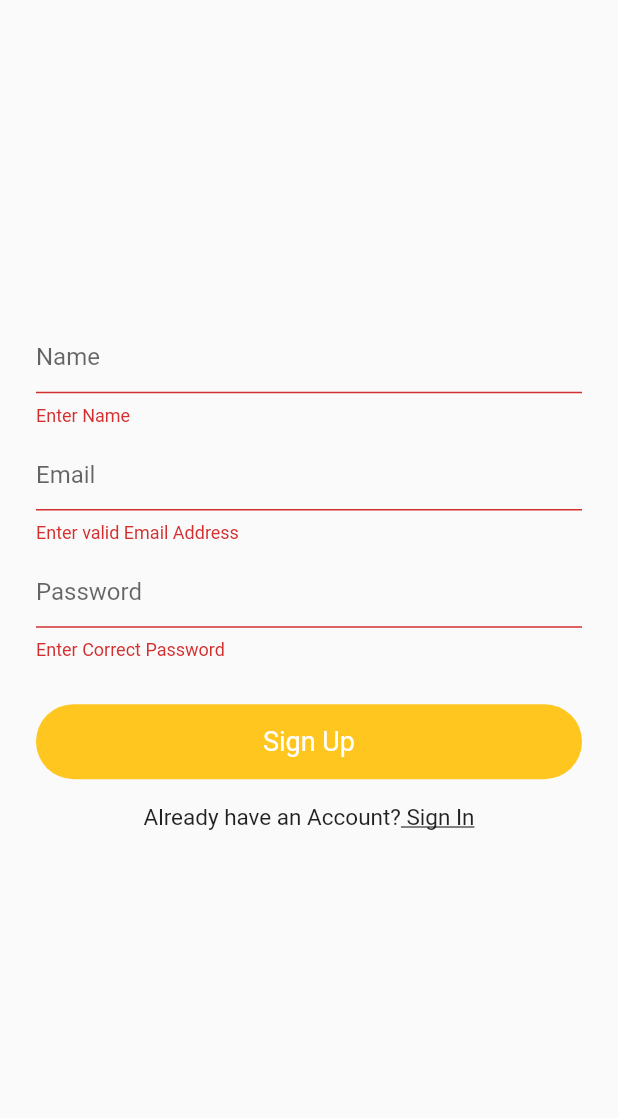
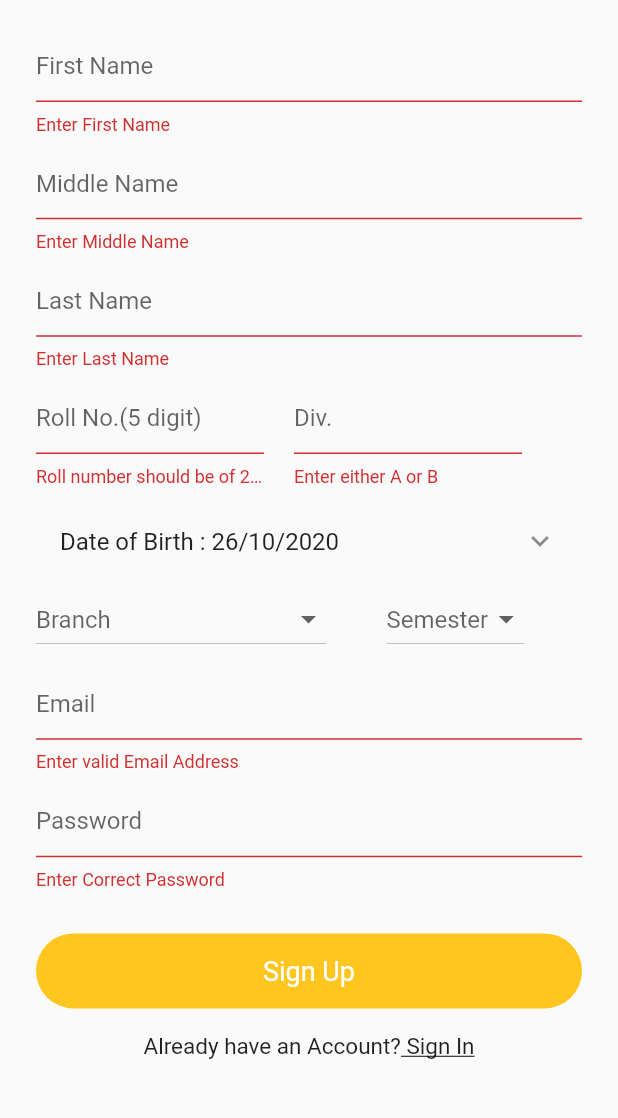
Before and after one commit to rahulpatil8020/classroom_app, a Flutter app: the SignUp screen opened directly, after a tap on "Sign Up", on a phone screen of 412 x 824 dp, the part 84-1202 px from its top. Run offline on Flutter 3.47's test engine with Material 2 defaults, Android fonts, the phone set to English and light mode, and no system bars; our stand-ins replace cloud_firestore, firebase_auth, firebase_core, random_string, shared_preferences; accounts and stored records are empty.

```diff
--- a/lib/services/database.dart
+++ b/lib/services/database.dart
@@ -1,11 +1,61 @@
 import 'package:cloud_firestore/cloud_firestore.dart';
 
 class DatabaseService {
+
   Future<void> addQuizData(Map quizData, String quizId) async {
     await FirebaseFirestore.instance
         .collection("Quiz")
         .doc(quizId)
         .set(quizData)
+        .catchError((e) {
+      print(e.toString());
+    });
+  }
+
+  // Future<void> addUsersData(Map studentData, String studentId) async {
+  //   await FirebaseFirestore.instance
+  //       .collection("Student Info")
+  //       .doc(studentId)
+  //       .set(studentData)
+  //       .catchError((e) {a
+  //     print(e.toString());
+  //   });
+  // }
+
+  Future<void> addFieldsData(
+      {String branch,
+      String semester,
+      String studentId,
+      String div,
+      String divId,
+      Map studentData}) async {
+    await FirebaseFirestore.instance
+        .collection(branch)
+        .doc(semester)
+        .collection(div)
+        .doc(divId)
+        .collection("Student Info")
+        .doc(studentId)
+        .set(studentData)
+        .catchError((e) {
+      print(e.toString());
+    });
+  }
+  Future<void> addUsersData(
+      {String branch,
+      String semester,
+      String studentId,
+      String div,
+      String divId,
+      Map studentData}) async {
+    await FirebaseFirestore.instance
+        .collection(branch)
+        .doc(semester)
+        .collection(div)
+        .doc(divId)
+        .collection("Student Info")
+        .doc(studentId)
+        .set(studentData)
         .catchError((e) {
       print(e.toString());
     });
--- a/lib/views/signup/signup.dart
+++ b/lib/views/signup/signup.dart
@@ -1,10 +1,14 @@
 import 'package:classroom/helper/constant.dart';
 import 'package:classroom/services/auth.dart';
+import 'package:classroom/services/database.dart';
 import 'package:classroom/views/main_screen.dart';
 import 'package:classroom/views/sign_in/signin.dart';
-import 'package:classroom/widgets/appBar.dart';
 import 'package:classroom/widgets/widgets.dart';
 import 'package:flutter/material.dart';
+import 'package:random_string/random_string.dart';
+
+import '../../widgets/appBar.dart';
+import '../home_page/home.dart';
 
 class SignUp extends StatefulWidget {
   @override
@@ -13,9 +17,31 @@ class SignUp extends StatefulWidget {
 
 class _SignUpState extends State<SignUp> {
   final _formKey = GlobalKey<FormState>();
-  String email, password, name;
+  String email,
+      password,
+      fname,
+      mname,
+      lname,
+      userId,
+      div,
+      semister,
+      branch,
+      aboutyou,
+      branchId,
+      semisterId,
+      divID,
+      rollno;
+
+  DateTime pickeddate;
   AuthService authService = new AuthService();
   bool _isloading = false;
+  DatabaseService databaseService = new DatabaseService();
+  bool isEmail(String em) {
+    String p =
+        r'^(([^<>()[\]\\.,;:\s@\"]+(\.[^<>()[\]\\.,;:\s@\"]+)*)|(\".+\"))@((\[[0-9]{1,3}\.[0-9]{1,3}\.[0-9]{1,3}\.[0-9]{1,3}\])|(([a-zA-Z\-0-9]+\.)+[a-zA-Z]{2,}))$';
+    RegExp regExp = new RegExp(p);
+    return regExp.hasMatch(em);
+  }
 
   signUp() async {
     if (_formKey.currentState.validate()) {
@@ -30,11 +56,45 @@ class _SignUpState extends State<SignUp> {
             _isloading = false;
           });
           HelperFunction.saveUserLoggedInDetails(isloggedin: true);
+        }
+      });
+
+      userId = randomAlphaNumeric(20);
+      branchId = randomAlphaNumeric(5);
+      semisterId = randomAlphaNumeric(5);
+      divID = randomAlphaNumeric(3);
+      Map<String, String> userMap = {
+        "FirstName": fname,
+        "MiddleName": mname,
+        "LastName": lname,
+        "Email": email,
+        "RollNo": rollno,
+        "password": password,
+        "Dataofbirth": pickeddate.toString(),
+        "Branch": branch,
+        "Semister": semister,
+        "UserID": userId,
+      };
+      databaseService
+          .addUsersData(
+              branch: branch,
+              div: div,
+              semester: semister,
+              studentId: userId,
+              divId: divID,
+              studentData: userMap)
+          .then((value) {
         Navigator.pushReplacement(
             context, MaterialPageRoute(builder: (context) => MainScreen()));
-        }
       });
     }
+  }
+
+  @override
+  void initState() {
+    // TODO: implement initState
+    super.initState();
+    pickeddate = DateTime.now();
   }
 
   @override
@@ -48,9 +108,11 @@ class _SignUpState extends State<SignUp> {
         brightness: Brightness.light,
       ),
       body: _isloading
-          ? Container(
+          ? SingleChildScrollView(
+              child: Container(
                 child: Center(
                   child: CircularProgressIndicator(),
+                ),
               ),
             )
           : Form(
@@ -59,16 +121,15 @@ class _SignUpState extends State<SignUp> {
           margin: EdgeInsets.symmetric(horizontal: 24, vertical: 20),
           child: Column(
             children: [
-                    Spacer(),
               TextFormField(
             validator: (val) {
-                        return val.isEmpty ? "Enter Name " : null;
+              return val.isEmpty ? "Enter First Name" : null;
             },
             decoration: InputDecoration(
-                        hintText: "Name",
+              hintText: "First Name",
             ),
             onChanged: (val) {
-                        name = val;
+              fname = val;
             },
               ),
               SizedBox(
@@ -76,11 +137,155 @@ class _SignUpState extends State<SignUp> {
               ),
               TextFormField(
             validator: (val) {
-                        return val.isEmpty ? "Enter valid Email Address" : null;
+              return val.isEmpty ? "Enter Middle Name" : null;
+            },
+            decoration: InputDecoration(
+              hintText: "Middle Name",
+            ),
+            onChanged: (val) {
+              mname = val;
+            },
+              ),
+              SizedBox(
+            height: size.height * 0.01,
+              ),
+              TextFormField(
+            validator: (val) {
+              return val.isEmpty ? "Enter Last Name" : null;
+            },
+            decoration: InputDecoration(
+              hintText: "Last Name",
+            ),
+            onChanged: (val) {
+              lname = val;
+            },
+              ),
+              SizedBox(
+            height: size.height * 0.01,
+              ),
+              Row(children: [
+            SizedBox(
+              width: 152,
+              child: TextFormField(
+                validator: (val) {
+                  return val.length <= 5 && val.isNotEmpty
+            ? null
+            : "Roll number should be of 2 digits";
+                },
+                decoration: InputDecoration(
+                  hintText: "Roll No.(5 digit)",
+                ),
+                keyboardType: TextInputType.number,
+                onChanged: (val) {
+                  rollno = val;
+                },
+                cursorWidth: 10,
+              ),
+            ),
+            SizedBox(
+              width: 20,
+            ),
+            SizedBox(
+              width: 152,
+              child: TextFormField(
+                validator: (val) {
+                  return val == "A" || val == 'B'
+            ? null
+            : "Enter either A or B";
+                },
+                decoration: InputDecoration(
+                  hintText: "Div.",
+                ),
+
+                onChanged: (val) {
+                  div = val;
+                },
+                cursorWidth: 10,
+              ),
+            ),
+              ]),
+              SizedBox(
+            height: size.height * 0.01,
+              ),
+              ListTile(
+            title: Text(
+                "Date of Birth : ${pickeddate.day}/${pickeddate.month}/${pickeddate.year}"),
+            trailing: Icon(Icons.keyboard_arrow_down),
+            onTap: _pickDate,
+              ),
+              Row(
+            children: [
+              DropdownButton<String>(
+                items: [
+                  DropdownMenuItem(
+            value: "Computer Engineering",
+            child: Text("Computer Engineering")),
+                  DropdownMenuItem(
+            value: "E&TC", child: Text("E&TC")),
+                  DropdownMenuItem(
+            value: "Mechanical Engineering",
+            child: Text("Mechanical Engineering")),
+                  DropdownMenuItem(
+            value: "Civil Engineering",
+            child: Text("Civil Engineering")),
+                  DropdownMenuItem(
+            value: "Chemical Engineering",
+            child: Text("Chemical Engineering")),
+                ],
+                onChanged: (val) {
+                  setState(() {});
+                  branch = val;
+                  print(branch);
+                },
+                hint: Text("Branch"),
+                value: branch,
+              ),
+              SizedBox(
+                width: 40,
+              ),
+              DropdownButton<String>(
+                items: [
+                  DropdownMenuItem(
+            value: "Sem 1", child: Text("Sem 1")),
+                  DropdownMenuItem(
+            value: "Sem 2", child: Text("Sem 2")),
+                  DropdownMenuItem(
+            value: "Sem 3", child: Text("Sem 3")),
+                  DropdownMenuItem(
+            value: "Sem 4", child: Text("Sem 4")),
+                  DropdownMenuItem(
+            value: "Sem 5", child: Text("Sem 5")),
+                  DropdownMenuItem(
+            value: "Sem 6", child: Text("Sem 6")),
+                  DropdownMenuItem(
+            value: "Sem 7", child: Text("Sem 7")),
+                  DropdownMenuItem(
+            value: "Sem 8", child: Text("Sem 8")),
+                ],
+                onChanged: (val) {
+                  setState(() {
+                    semister = val;
+                    print(semister);
+                  });
+                },
+                hint: Text("Semester"),
+                value: semister,
+              ),
+            ],
+              ),
+              SizedBox(
+            height: size.height * 0.01,
+              ),
+              TextFormField(
+            validator: (val) {
+              return isEmail(val)
+                  ? null
+                  : "Enter valid Email Address";
             },
             decoration: InputDecoration(
               hintText: "Email",
             ),
+            keyboardType: TextInputType.emailAddress,
             onChanged: (val) {
               email = val;
             },
@@ -133,7 +338,7 @@ class _SignUpState extends State<SignUp> {
                     Navigator.pushReplacement(
               context,
               MaterialPageRoute(
-                                      builder: (context) => SignIn()));
+                  builder: (context) => Home()));
                     print("Clicked on Sign IN");
                   },
                   child: Text(
@@ -151,4 +356,19 @@ class _SignUpState extends State<SignUp> {
                   ),
     );
   }
+
+  _pickDate() async {
+    DateTime date = await showDatePicker(
+        context: context,
+        initialDate: pickeddate,
+        firstDate: DateTime(DateTime.now().year - 50),
+        lastDate: DateTime.now());
+
+    if (date != null) {
+      setState(() {
+        pickeddate = date;
+        print(pickeddate);
+      });
     }
+  }
+}
```
Lines whose indentation alone changed are shown as unchanged.
